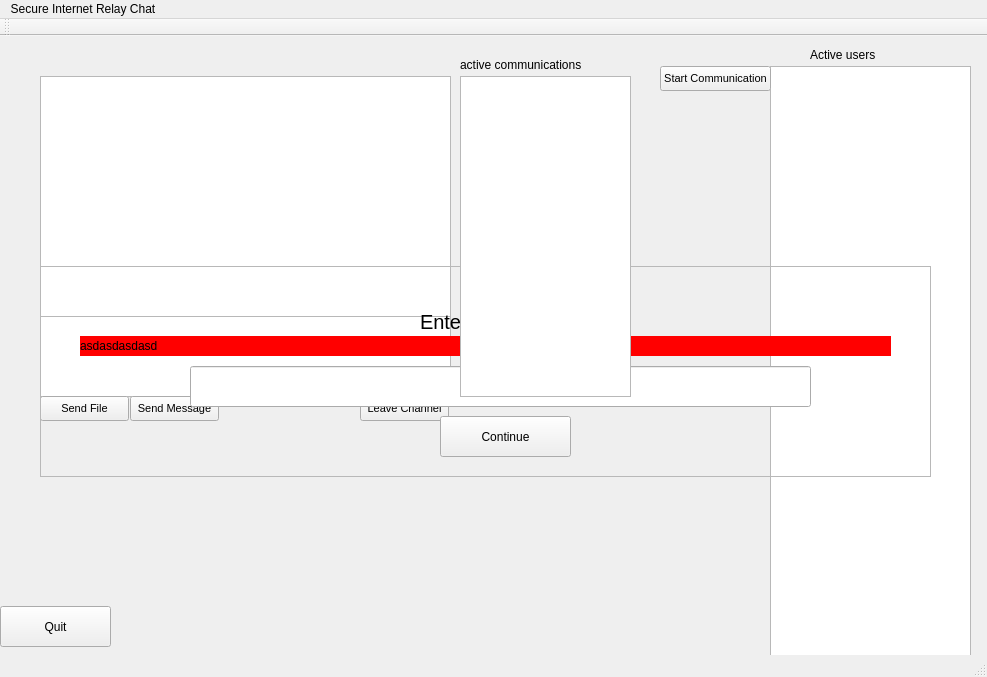
danes5/secure-internet-relay-chat-client, file mainwindow.ui: the form before one commit.
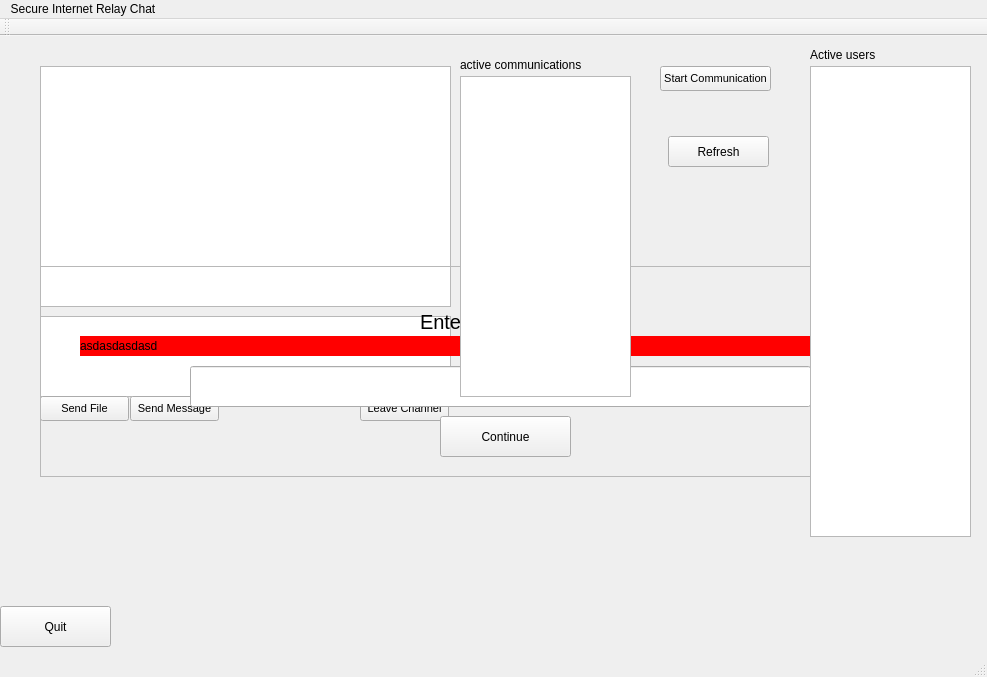
The form after the commit.

Commit message: added get clients

```diff
--- a/mainwindow.ui
+++ b/mainwindow.ui
@@ -18,7 +18,7 @@
     <property name="geometry">
      <rect>
       <x>40</x>
-      <y>40</y>
+      <y>30</y>
       <width>411</width>
       <height>241</height>
      </rect>
@@ -73,16 +73,6 @@
 &lt;p style=&quot;-qt-paragraph-type:empty; margin-top:0px; margin-bottom:0px; margin-left:0px; margin-right:0px; -qt-block-indent:0; text-indent:0px;&quot;&gt;&lt;br /&gt;&lt;/p&gt;&lt;/body&gt;&lt;/html&gt;</string>
     </property>
    </widget>
-   <widget class="QListView" name="activeClientsView">
-    <property name="geometry">
-     <rect>
-      <x>770</x>
-      <y>30</y>
-      <width>201</width>
-      <height>601</height>
-     </rect>
-    </property>
-   </widget>
    <widget class="QPushButton" name="sendMessageButton">
     <property name="geometry">
      <rect>
@@ -281,6 +271,29 @@
      </rect>
     </property>
    </widget>
+   <widget class="QPushButton" name="refreshButton">
+    <property name="geometry">
+     <rect>
+      <x>668</x>
+      <y>100</y>
+      <width>101</width>
+      <height>31</height>
+     </rect>
+    </property>
+    <property name="text">
+     <string>Refresh</string>
+    </property>
+   </widget>
+   <widget class="QListWidget" name="clientsList">
+    <property name="geometry">
+     <rect>
+      <x>810</x>
+      <y>30</y>
+      <width>161</width>
+      <height>471</height>
+     </rect>
+    </property>
+   </widget>
   </widget>
   <widget class="QMenuBar" name="menuBar">
    <property name="geometry">
```
Left out of the diff: 5 changed lines with no effect on the pictures. The commit also changes 9 other files.
